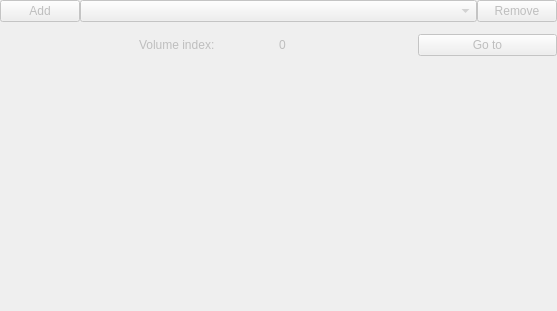
Before: the Qt Designer form ValveAnnulusAnalysis/Resources/UI/ValveSequenceBrowserWidget.ui in SlicerHeart/SlicerHeart, drawn with Qt 5.
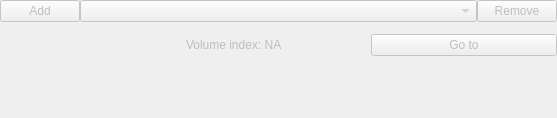
After: the same form once the commit is applied. Custom widgets are drawn as their Qt base class.

Commit message: Update ValveSegmentation module to support 4D

What changed in the file:
```diff
--- a/ValveAnnulusAnalysis/Resources/UI/ValveSequenceBrowserWidget.ui
+++ b/ValveAnnulusAnalysis/Resources/UI/ValveSequenceBrowserWidget.ui
@@ -10,7 +10,7 @@
     <x>0</x>
     <y>0</y>
     <width>557</width>
-    <height>311</height>
+    <height>118</height>
    </rect>
   </property>
   <property name="sizePolicy">
@@ -87,14 +87,10 @@
      <item>
       <widget class="QLabel" name="label_6">
        <property name="text">
-        <string>Volume index:</string>
+        <string>Volume index: NA</string>
        </property>
-      </widget>
-     </item>
-     <item>
-      <widget class="QLabel" name="valveVolumeSequenceIndexValue">
-       <property name="text">
-        <string>0</string>
+       <property name="margin">
+        <number>6</number>
        </property>
       </widget>
      </item>
```
Left out of the diff: 2 changed lines with no effect on the pictures. The commit also changes 7 other files.
